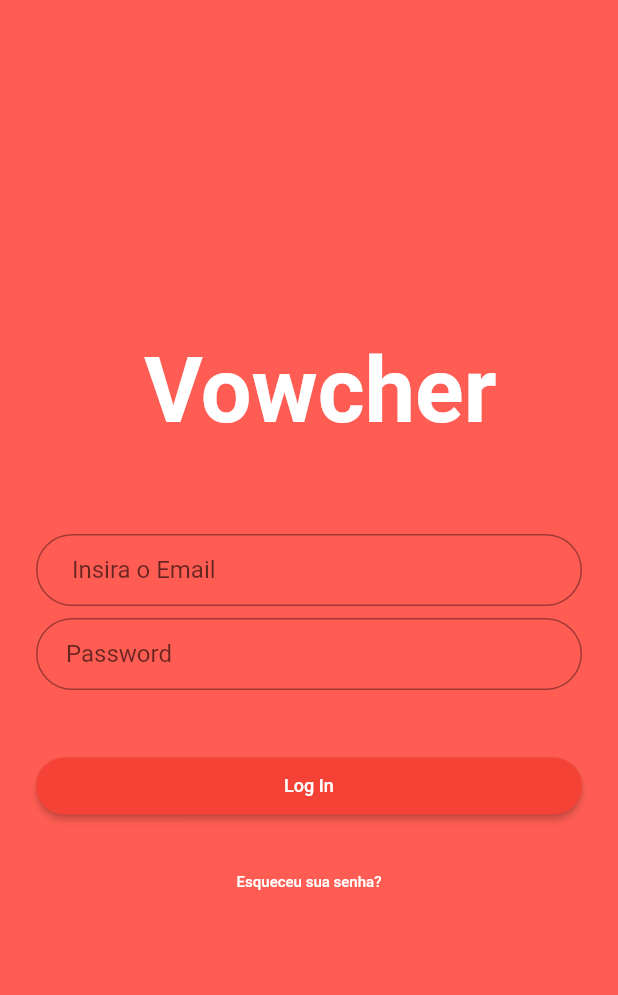
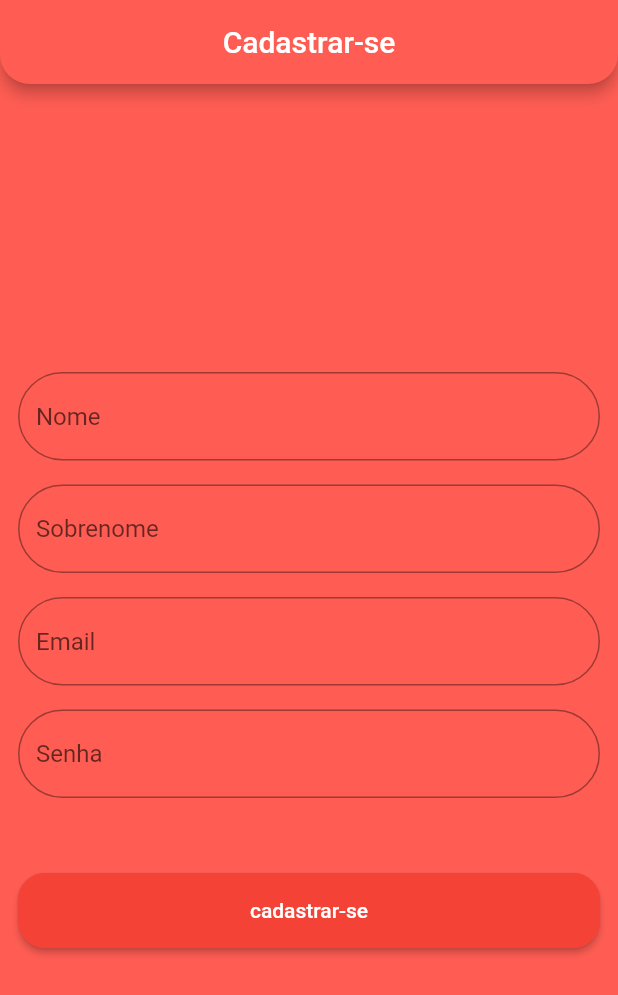
Before and after one commit to henriqdsvlima/vowcher_app_project, a Flutter app: the screen it shows after launch, on a phone screen of 412 x 824 dp. Shown: the top 995 px of the screen. Run offline on Flutter 3.47's test engine with Material 2 defaults, Android fonts, the phone set to English and light mode, and no system bars.

Commit message:
criando paginas de login e cadastro

```diff
--- a/lib/main.dart
+++ b/lib/main.dart
@@ -1,15 +1,17 @@
 import 'package:flutter/material.dart';
 import 'package:vowcher_app_project/screens/vowcher_login.dart';
+import 'package:vowcher_app_project/screens/vowcher_register.dart';
 
 void main() {
-  runApp(VowcherLogin());
+  runApp(VowcherRegister());
 }
 
 class VowcherApp extends StatelessWidget {
   @override
   Widget build(BuildContext context) {
     return MaterialApp(
-      home: VowcherLogin(),
+      // home: VowcherLogin(),
+      home: VowcherRegister(),
     );
   }
 }
--- a/lib/screens/vowcher_login.dart
+++ b/lib/screens/vowcher_login.dart
@@ -53,34 +53,44 @@ class _VowcherLoginState extends State<VowcherLogin> {
 
     final loginButton = Padding(
       padding: EdgeInsets.symmetric(vertical: 16.0),
-      child: RaisedButton(
+      child: TextButton(
         onPressed: () {},
-        shape: RoundedRectangleBorder(
-          borderRadius: BorderRadius.circular(24),
-        ),
-        padding: EdgeInsets.all(12),
-        color: Colors.red,
+        style: TextButton.styleFrom(
+            primary: Colors.transparent,
+            side: BorderSide(color: Colors.transparent)),
         child: Text(
           'Log In',
-          style: TextStyle(color: Colors.white, fontSize: 12.0),
+          style: TextStyle(color: Colors.white),
         ),
       ),
     );
 
-    final forgotlabel = TextButton(
-      autofocus: true,
-      onPressed: () {},
-      child: Container(
+    final forgotlabel = Padding(
+      padding: EdgeInsets.symmetric(vertical: 16.0),
+      child: TextButton(
+        onPressed: () {},
+        style: TextButton.styleFrom(
+            primary: Colors.transparent,
+            side: BorderSide(color: Colors.transparent)),
         child: Text(
-          'Esqueceu sua senha?',
-          style: TextStyle(color: Colors.white, fontSize: 10.0),
+          'Forgot your password?',
+          style: TextStyle(color: Colors.white),
         ),
       ),
     );
 
-    final Register = ElevatedButton(
-      autofocus: false,
-      onPressed: () {},
+    final register = Padding(
+      padding: EdgeInsets.symmetric(vertical: 16.0),
+      child: TextButton(
+        onPressed: () {},
+        style: TextButton.styleFrom(
+            primary: Colors.transparent,
+            side: BorderSide(color: Colors.transparent)),
+        child: Text(
+          'Register',
+          style: TextStyle(color: Colors.white),
+        ),
+      ),
     );
 
     return MaterialApp(
@@ -105,6 +115,7 @@ class _VowcherLoginState extends State<VowcherLogin> {
               ),
               loginButton,
               forgotlabel,
+              register,
             ],
           ),
         ),
--- /dev/null
+++ b/lib/screens/vowcher_register.dart
@@ -0,0 +1,133 @@
+import 'package:flutter/material.dart';
+
+const _formTitle = 'Cadastrando produto';
+const _appBarTitle = 'Cadastrar-se';
+String _warningText = 'Por favor, insira as informações solicitadas!';
+
+class VowcherRegister extends StatefulWidget {
+  // this is a study test
+  @override
+  _VowcherRegisterState createState() => _VowcherRegisterState();
+}
+
+final _vowcherForm = GlobalKey<FormState>();
+
+class _VowcherRegisterState extends State<VowcherRegister> {
+  @override
+  Widget build(BuildContext context) {
+    return MaterialApp(
+        home: Scaffold(
+      backgroundColor: Color(0xffff5d53),
+      appBar: AppBar(
+          centerTitle: true,
+          backgroundColor: Color(0xffff5d53),
+          title: Text(
+            _appBarTitle,
+          ),
+          shape: RoundedRectangleBorder(
+              borderRadius: BorderRadius.vertical(
+            bottom: Radius.circular(20),
+          ))),
+      body: Form(
+        key: _vowcherForm,
+        child: Container(
+          padding: EdgeInsets.all(12),
+          child: Column(
+            mainAxisAlignment: MainAxisAlignment.center,
+            children: <Widget>[
+              TextFormField(
+                  decoration: InputDecoration(
+                    border: new OutlineInputBorder(
+                        borderRadius: const BorderRadius.all(
+                            const Radius.circular(50.0))),
+                    focusColor: Color(0xffff5d53),
+                    hintText: 'Nome',
+                  ),
+                  validator: (value) {
+                    if (value == null || value.isEmpty) {
+                      return _warningText;
+                    }
+                  }),
+              SizedBox(
+                height: 16,
+              ),
+              TextFormField(
+                  decoration: InputDecoration(
+                    border: new OutlineInputBorder(
+                        borderRadius: const BorderRadius.all(
+                            const Radius.circular(50.0))),
+                    focusColor: Color(0xffff5d53),
+                    hintText: 'Sobrenome',
+                  ),
+                  validator: (value) {
+                    if (value == null || value.isEmpty) {
+                      return _warningText;
+                    }
+                  }),
+              SizedBox(
+                height: 16,
+              ),
+              TextFormField(
+                  decoration: InputDecoration(
+                    focusColor: Color(0xffff5d53),
+                    hintText: 'Email',
+                    border: new OutlineInputBorder(
+                        borderRadius: const BorderRadius.all(
+                            const Radius.circular(50.0))),
+                  ),
+                  validator: (value) {
+                    if (value == null || value.isEmpty) {
+                      return _warningText;
+                    }
+                  }),
+              SizedBox(
+                height: 16,
+              ),
+              TextFormField(
+                  keyboardType: TextInputType.visiblePassword,
+                  decoration: InputDecoration(
+                    border: new OutlineInputBorder(
+                        borderRadius: const BorderRadius.all(
+                            const Radius.circular(50.0))),
+                    focusColor: Color(0xffff5d53),
+                    hintText: 'Senha',
+                  ),
+                  validator: (value) {
+                    if (value == null || value.isEmpty) {
+                      return _warningText;
+                    }
+                  }),
+              SizedBox(
+                width: 500.0,
+                height: 100.0,
+                child: Padding(
+                  padding: const EdgeInsets.only(top: 50),
+                  child: ElevatedButton(
+                    style: ButtonStyle(
+                        backgroundColor:
+                            MaterialStateProperty.all<Color>(Colors.red),
+                        shape:
+                            MaterialStateProperty.all<RoundedRectangleBorder>(
+                                RoundedRectangleBorder(
+                                    borderRadius: BorderRadius.circular(18.0),
+                                    side: BorderSide(color: Colors.red)))),
+                    onPressed: () {
+                      // Validate returns true if the form is valid, or false otherwise.
+                      if (_vowcherForm.currentState.validate()) {
+                        // If the form is valid, display a snackbar. In the real world,
+                        // you'd often call a server or save the information in a database.
+                        ScaffoldMessenger.of(context).showSnackBar(
+                            SnackBar(content: Text('Processing Data')));
+                      }
+                    },
+                    child: Text('cadastrar-se'),
+                  ),
+                ),
+              ),
+            ],
+          ),
+        ),
+      ),
+    ));
+  }
+}
```
